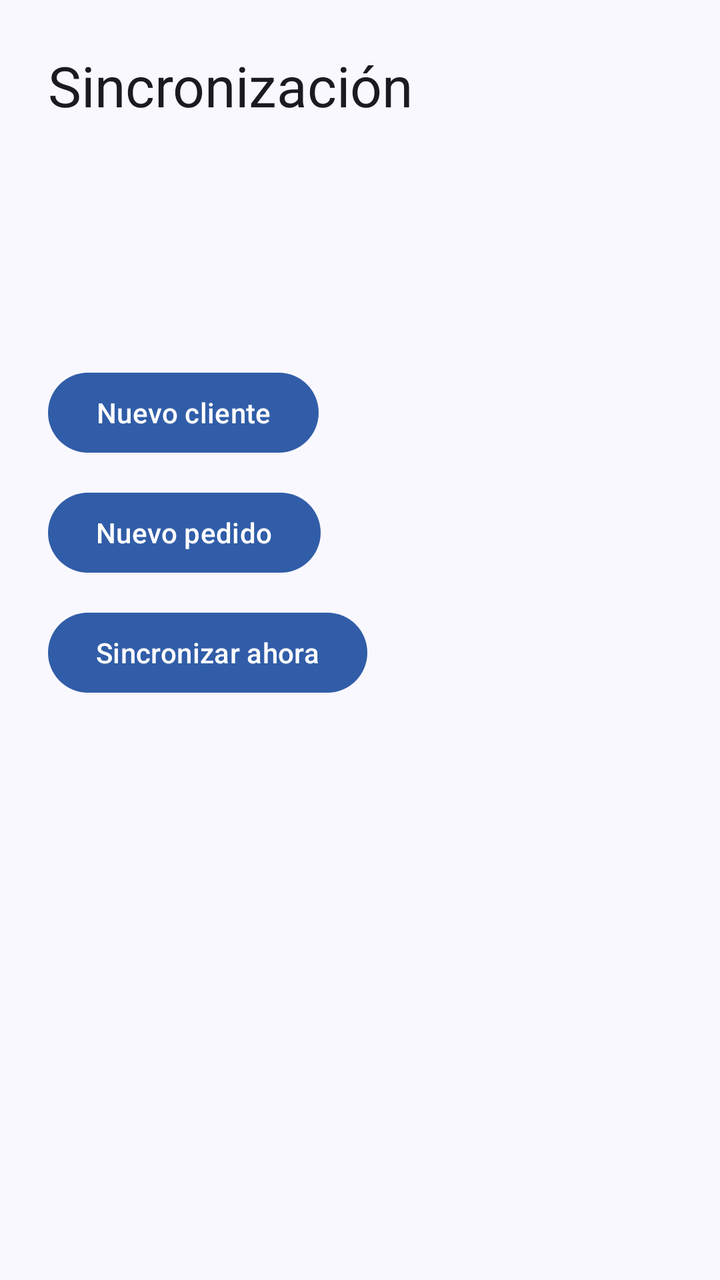
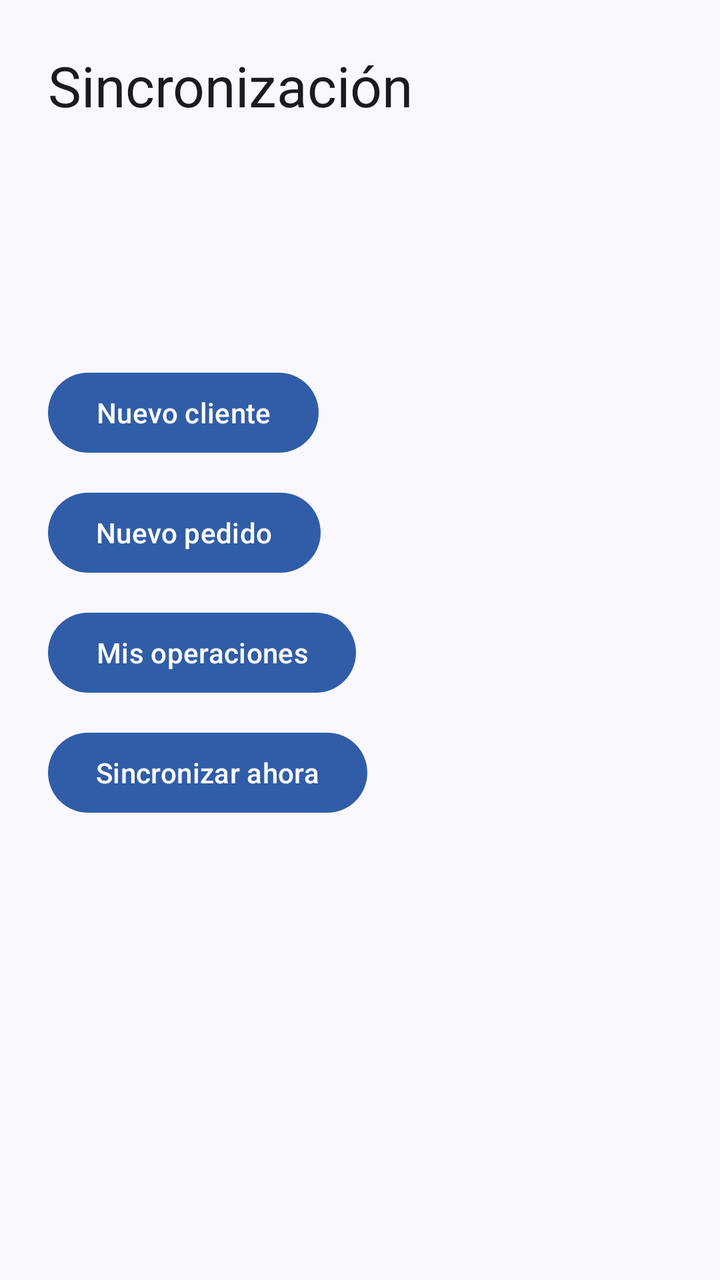

Two renders of the same Android screen: before a commit and after it. Below are the layout's source before the change and the commit's diff.
<!-- AndroidManifest.xml: application theme Theme.CatalogDigital -->
<!-- res/layout/activity_main.xml -->
<?xml version="1.0" encoding="utf-8"?>
<LinearLayout xmlns:android="http://schemas.android.com/apk/res/android"
    android:layout_width="match_parent"
    android:layout_height="match_parent"
    android:orientation="vertical"
    android:padding="24dp">

    <TextView
        android:layout_width="wrap_content"
        android:layout_height="wrap_content"
        android:text="@string/sync_title"
        android:textAppearance="?attr/textAppearanceHeadlineMedium" />

    <TextView android:id="@+id/pendingCount" android:layout_width="wrap_content" android:layout_height="wrap_content" android:layout_marginTop="24dp" />
    <TextView android:id="@+id/conflictCount" android:layout_width="wrap_content" android:layout_height="wrap_content" android:layout_marginTop="8dp" />
    <TextView android:id="@+id/rejectedCount" android:layout_width="wrap_content" android:layout_height="wrap_content" android:layout_marginTop="8dp" />

    <com.google.android.material.button.MaterialButton
        android:id="@+id/createCustomer"
        android:layout_width="wrap_content"
        android:layout_height="wrap_content"
        android:layout_marginTop="24dp"
        android:text="@string/customer_create_title" />

    <com.google.android.material.button.MaterialButton
        android:id="@+id/createOrder"
        android:layout_width="wrap_content"
        android:layout_height="wrap_content"
        android:layout_marginTop="12dp"
        android:text="@string/order_create_title" />

    <com.google.android.material.button.MaterialButton
        android:id="@+id/syncNow"
        android:layout_width="wrap_content"
        android:layout_height="wrap_content"
        android:layout_marginTop="12dp"
        android:text="@string/sync_now" />
</LinearLayout>
<!-- resources referenced by this layout -->
<resources>
  <string name="customer_create_title">Nuevo cliente</string>
  <string name="order_create_title">Nuevo pedido</string>
  <string name="sync_now">Sincronizar ahora</string>
  <string name="sync_title">Sincronización</string>
  <style name="Theme.CatalogDigital" parent="Theme.Material3.DayNight.NoActionBar">
          <item name="colorPrimary">@color/catalog_primary</item>
          <item name="colorOnPrimary">@color/catalog_on_primary</item>
          <item name="android:colorBackground">@color/catalog_background</item>
          <item name="android:textColor">@color/catalog_on_background</item>
      </style>
  <color name="catalog_primary">#315DA8</color>
  <color name="catalog_on_primary">#FFFFFF</color>
  <color name="catalog_background">#FAF8FF</color>
  <color name="catalog_on_background">#1A1B20</color>
</resources>

<!-- the commit's change to res/layout/activity_main.xml (unified diff, before → after) -->
@@ -30,6 +30,13 @@
         android:text="@string/order_create_title" />
 
     <com.google.android.material.button.MaterialButton
+        android:id="@+id/viewOperations"
+        android:layout_width="wrap_content"
+        android:layout_height="wrap_content"
+        android:layout_marginTop="12dp"
+        android:text="@string/business_documents_title" />
+
+    <com.google.android.material.button.MaterialButton
         android:id="@+id/syncNow"
         android:layout_width="wrap_content"
         android:layout_height="wrap_content"
<!-- resource entries referenced after the edit -->
@@ -1,5 +1,6 @@
 <!-- resources referenced by this layout -->
 <resources>
+  <string name="business_documents_title">Mis operaciones</string>
   <string name="customer_create_title">Nuevo cliente</string>
   <string name="order_create_title">Nuevo pedido</string>
   <string name="sync_now">Sincronizar ahora</string>
